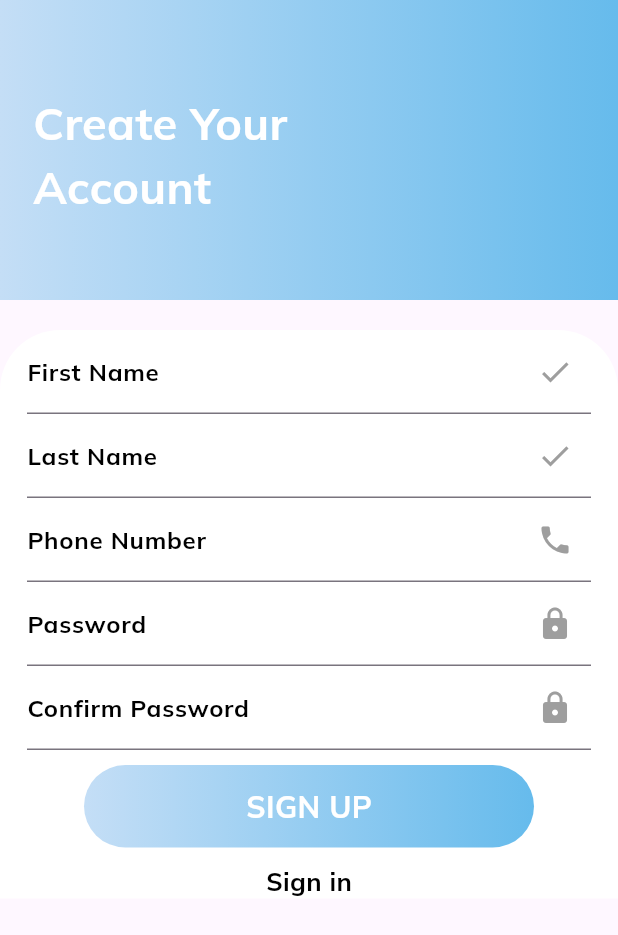
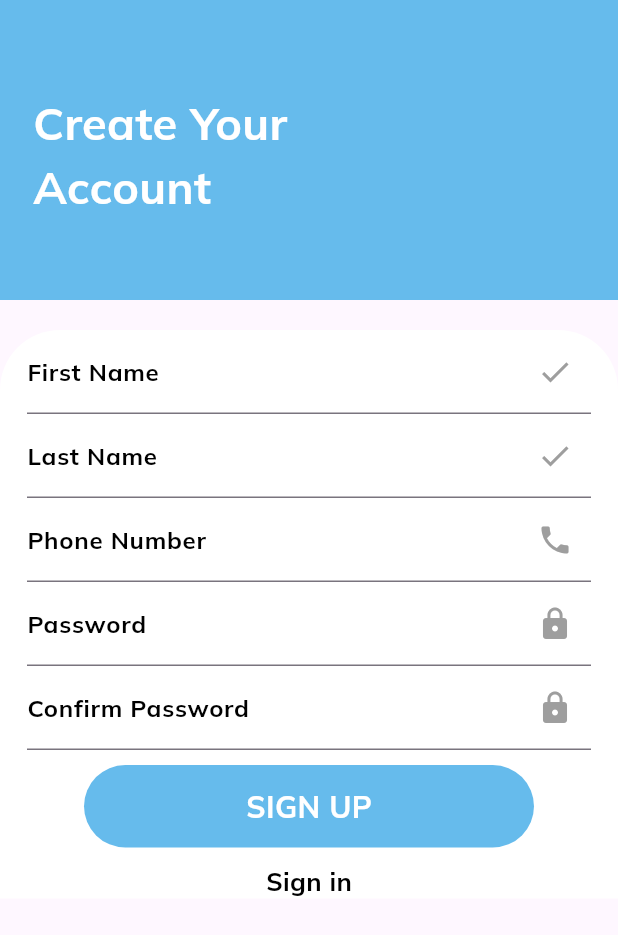
Before and after one commit to AyyyCn/Parki, a Flutter app: the screen it shows after launch, after a tap on "Get Started", after a tap on "Sign up", on a phone screen of 412 x 824 dp. Shown: the top 935 px of the screen. Run offline on Flutter 3.47's test engine with Material 3 defaults, Android fonts, the phone set to English and light mode, and no system bars; our stand-ins replace dio, geolocator, google_fonts, ionicons, shared_preferences; network calls fail.

Commit message:
final touch

```diff
--- a/frontend/lib/screens/credit_screen.dart
+++ b/frontend/lib/screens/credit_screen.dart
@@ -64,7 +64,7 @@ class _CreditScreenState extends State<CreditScreen>
     return Scaffold(
       appBar: AppBar(
          automaticallyImplyLeading: false,
-        backgroundColor: Colors.teal,
+        backgroundColor: Color.fromARGB(255, 102, 187, 236),
         title: Row(
           children: [
             Text(
@@ -156,7 +156,7 @@ class TotalCreditsWidget extends StatelessWidget {
           SizedBox(width: 10),
           Row(
             children: [
-              Icon(Icons.monetization_on, size: 30, color: Colors.yellow),
+              Icon(Icons.monetization_on, size: 30, color: Color.fromARGB(255, 102, 187, 236)),
               SizedBox(width: 5),
               Text(
                 '${userCredits.toStringAsFixed(2)} DT',
@@ -272,7 +272,7 @@ class CreditOption extends StatelessWidget {
                   SizedBox(height: 5),
                   Text(
                     'Earn: ${creditEarned.toStringAsFixed(2)} DT', // Ensured as a double
-                    style: TextStyle(fontSize: 14, color: Colors.green),
+                    style: TextStyle(fontWeight: FontWeight.bold, fontSize: 14, color: Color.fromARGB(255, 102, 187, 236)),
                   ),
                 ],
               ),
--- a/frontend/lib/screens/edit_profile_screen.dart
+++ b/frontend/lib/screens/edit_profile_screen.dart
@@ -347,7 +347,7 @@ Future<void> updateUserProfile() async {
     return Scaffold(
       appBar: AppBar(
 
-         backgroundColor: Colors.teal,
+         backgroundColor: Color.fromARGB(255, 102, 187, 236),
         elevation: 0,
         leading: IconButton(
           icon: Icon(
--- a/frontend/lib/screens/home_screen.dart
+++ b/frontend/lib/screens/home_screen.dart
@@ -184,7 +184,7 @@ class _HomePageState extends State<HomePage> {
       appBar: AppBar(
          automaticallyImplyLeading: false,
         elevation: 0,
-        backgroundColor: Colors.teal,
+        backgroundColor: Color.fromARGB(255, 102, 187, 236),
         foregroundColor: Colors.white,
         title: isLoading
             ? const Text("Hello")
@@ -271,7 +271,7 @@ class _HomePageState extends State<HomePage> {
             mainAxisAlignment: MainAxisAlignment.spaceBetween,
             children: [
               Text(
-                "🌟Nearby From You🌟",
+                "Nearby From You",
                 style: Theme.of(context).textTheme.titleLarge,
               ),
               if (!isLocationFetched || !isNearbyParkingsFetched) // Show loading indicator only when fetching nearby parkings
--- a/frontend/lib/screens/login_screen.dart
+++ b/frontend/lib/screens/login_screen.dart
@@ -163,7 +163,6 @@ List<String> cookies = cookieHeader.split(RegExp(r'[;,]'));
   }
   return '';
 }
-
 @override
 Widget build(BuildContext context) {
   return Scaffold(
@@ -175,7 +174,7 @@ Widget build(BuildContext context) {
           decoration: const BoxDecoration(
             gradient: LinearGradient(
               colors: [
-                Color(0xFFC4DEF6),
+                Color.fromARGB(255, 102, 187, 236),
                 Color.fromARGB(255, 102, 187, 236),
               ],
             ),
@@ -206,15 +205,14 @@ Widget build(BuildContext context) {
             width: double.infinity,
             child: Padding(
               padding: const EdgeInsets.only(left: 18.0, right: 18),
+              child: SingleChildScrollView(
                 child: Column(
                   mainAxisAlignment: MainAxisAlignment.center,
                   children: [
+                    SizedBox(height: 50),
                     SizedBox(
-                    height: 50,
+                      height: 70,
                       child: TextField(
-                      /*inputFormatters: [
-                        FilteringTextInputFormatter.digitsOnly
-                      ], // Accepts only numeric input*/
                         controller: phoneNumberController,
                         keyboardType: TextInputType.phone,
                         decoration: InputDecoration(
@@ -224,11 +222,13 @@ Widget build(BuildContext context) {
                             fontWeight: FontWeight.bold,
                             color: Color.fromARGB(255, 0, 0, 0),
                           ),
+                          contentPadding: EdgeInsets.symmetric(vertical: 20),
                         ),
                       ),
                     ),
+                    SizedBox(height: 20),
                     SizedBox(
-                    height: 50,
+                      height: 70,
                       child: TextFormField(
                         obscureText: true,
                         controller: passwordController,
@@ -239,10 +239,10 @@ Widget build(BuildContext context) {
                             fontWeight: FontWeight.bold,
                             color: Color.fromARGB(255, 0, 0, 0),
                           ),
+                          contentPadding: EdgeInsets.symmetric(vertical: 20),
                         ),
                       ),
                     ),
-                  const SizedBox(height: 20),
                     const SizedBox(height: 40),
                     GestureDetector(
                       onTap: () {
@@ -255,7 +255,7 @@ Widget build(BuildContext context) {
                           borderRadius: BorderRadius.circular(30),
                           gradient: const LinearGradient(
                             colors: [
-                            Color(0xFFC4DEF6),
+                              Color.fromARGB(255, 102, 187, 236),
                               Color.fromARGB(255, 102, 187, 236),
                             ],
                           ),
@@ -289,7 +289,6 @@ Widget build(BuildContext context) {
                           const SizedBox(height: 10),
                           GestureDetector(
                             onTap: () {
-                            // Navigate to the sign-up page
                               Navigator.push(
                                 context,
                                 MaterialPageRoute(
@@ -314,8 +313,10 @@ Widget build(BuildContext context) {
               ),
             ),
           ),
+        ),
       ],
     ),
   );
 }
+
 }
--- a/frontend/lib/screens/reg_screen.dart
+++ b/frontend/lib/screens/reg_screen.dart
@@ -153,7 +153,7 @@ List<String> cookies = cookieHeader.split(RegExp(r'[;,]'));
             decoration: BoxDecoration(
               gradient: LinearGradient(
                 colors: [
-                  Color(0xFFC4DEF6),
+                  Color.fromARGB(255, 102, 187, 236),
                   Color.fromARGB(255, 102, 187, 236),
                 ],
               ),
@@ -321,7 +321,7 @@ List<String> cookies = cookieHeader.split(RegExp(r'[;,]'));
                           borderRadius: BorderRadius.circular(30),
                           gradient: const LinearGradient(
                             colors: [
-                              Color(0xFFC4DEF6),
+                              Color.fromARGB(255, 102, 187, 236),
                               Color.fromARGB(255, 102, 187, 236),
                             ],
                           ),
--- a/frontend/lib/screens/search_screen.dart
+++ b/frontend/lib/screens/search_screen.dart
@@ -66,7 +66,7 @@ class _SearchPageState extends State<SearchPage> {
   Widget build(BuildContext context) {
     return Scaffold(
       appBar: AppBar(
-        backgroundColor: Colors.teal,
+        backgroundColor: const Color.fromARGB(255, 102, 187, 236),
         foregroundColor: Colors.white,
         elevation: 1,
         leading: IconButton(
--- a/frontend/lib/widgets/custom_bottom_navigation_bar.dart
+++ b/frontend/lib/widgets/custom_bottom_navigation_bar.dart
@@ -50,7 +50,7 @@ class _CustomBottomNavigationBarState extends State<CustomBottomNavigationBar> {
       showUnselectedLabels: false,
       currentIndex: _selectedIndex,
       onTap: _onItemTapped,
-      selectedItemColor: const Color(0xFF846046), // Updated color
+      selectedItemColor:  const Color.fromARGB(255, 102, 187, 236),
       unselectedItemColor: Colors.grey,
       items: const [
         BottomNavigationBarItem(
--- a/frontend/lib/widgets/happy_card.dart
+++ b/frontend/lib/widgets/happy_card.dart
@@ -28,7 +28,7 @@ class HappyCard extends StatelessWidget {
               style: TextStyle(
                 fontSize: 24,
                 fontWeight: FontWeight.bold,
-                color: Colors.green,
+                color: Color.fromARGB(255, 102, 187, 236),
               ),
             ),
             const SizedBox(height: 10),
```
Also changed, not shown: frontend/lib/screens/park_booking_screen.dart (+59 -18 lines), frontend/lib/screens/parking_detail_screen.dart (+18 -7 lines), frontend/lib/screens/profile_screen.dart (+6 -6 lines), frontend/lib/widgets/nearby_parking.dart (+4 -4 lines), frontend/lib/widgets/search_parking_card.dart (+4 -4 lines). Lines whose indentation alone changed are shown as unchanged.
